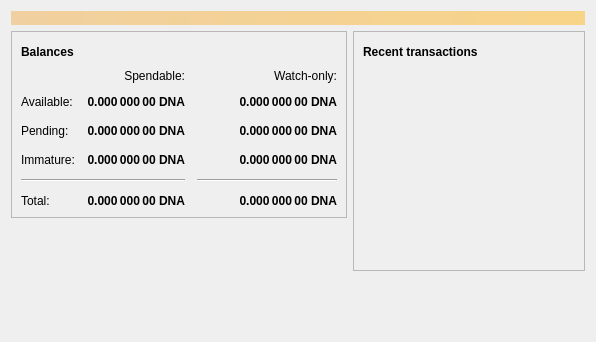
Old version of the form src/qt/forms/overviewpage.ui in the repository minblock/workcoin.
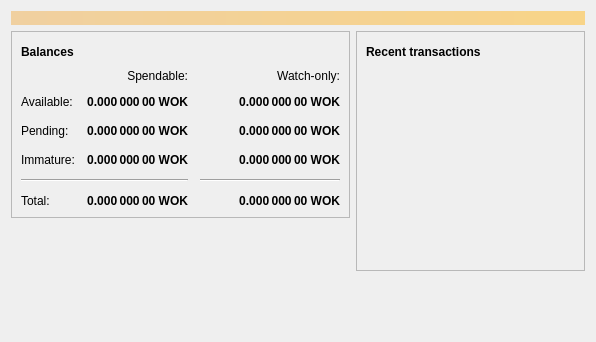
New version of the form. Icons and pictures are not drawn.

The edit to the form file:
```diff
--- a/src/qt/forms/overviewpage.ui
+++ b/src/qt/forms/overviewpage.ui
@@ -129,7 +129,7 @@
                <string>Unconfirmed transactions to watch-only addresses</string>
               </property>
               <property name="text">
-               <string notr="true">0.000 000 00 DNA</string>
+               <string notr="true">0.000 000 00 WOK</string>
               </property>
               <property name="alignment">
                <set>Qt::AlignRight|Qt::AlignTrailing|Qt::AlignVCenter</set>
@@ -154,7 +154,7 @@
                <string>Total of transactions that have yet to be confirmed, and do not yet count toward the spendable balance</string>
               </property>
               <property name="text">
-               <string notr="true">0.000 000 00 DNA</string>
+               <string notr="true">0.000 000 00 WOK</string>
               </property>
               <property name="alignment">
                <set>Qt::AlignRight|Qt::AlignTrailing|Qt::AlignVCenter</set>
@@ -179,7 +179,7 @@
                <string>Mined balance in watch-only addresses that has not yet matured</string>
               </property>
               <property name="text">
-               <string notr="true">0.000 000 00 DNA</string>
+               <string notr="true">0.000 000 00 WOK</string>
               </property>
               <property name="alignment">
                <set>Qt::AlignRight|Qt::AlignTrailing|Qt::AlignVCenter</set>
@@ -237,7 +237,7 @@
                <string>Mined balance that has not yet matured</string>
               </property>
               <property name="text">
-               <string notr="true">0.000 000 00 DNA</string>
+               <string notr="true">0.000 000 00 WOK</string>
               </property>
               <property name="alignment">
                <set>Qt::AlignRight|Qt::AlignTrailing|Qt::AlignVCenter</set>
@@ -282,7 +282,7 @@
                <string>Your current total balance</string>
               </property>
               <property name="text">
-               <string notr="true">0.000 000 00 DNA</string>
+               <string notr="true">0.000 000 00 WOK</string>
               </property>
               <property name="alignment">
                <set>Qt::AlignRight|Qt::AlignTrailing|Qt::AlignVCenter</set>
@@ -307,7 +307,7 @@
                <string>Current total balance in watch-only addresses</string>
               </property>
               <property name="text">
-               <string notr="true">0.000 000 00 DNA</string>
+               <string notr="true">0.000 000 00 WOK</string>
               </property>
               <property name="alignment">
                <set>Qt::AlignRight|Qt::AlignTrailing|Qt::AlignVCenter</set>
@@ -349,7 +349,7 @@
                <string>Your current spendable balance</string>
               </property>
               <property name="text">
-               <string notr="true">0.000 000 00 DNA</string>
+               <string notr="true">0.000 000 00 WOK</string>
               </property>
               <property name="alignment">
                <set>Qt::AlignRight|Qt::AlignTrailing|Qt::AlignVCenter</set>
@@ -374,7 +374,7 @@
                <string>Your current balance in watch-only addresses</string>
               </property>
               <property name="text">
-               <string notr="true">0.000 000 00 DNA</string>
+               <string notr="true">0.000 000 00 WOK</string>
               </property>
               <property name="alignment">
                <set>Qt::AlignRight|Qt::AlignTrailing|Qt::AlignVCenter</set>
```
